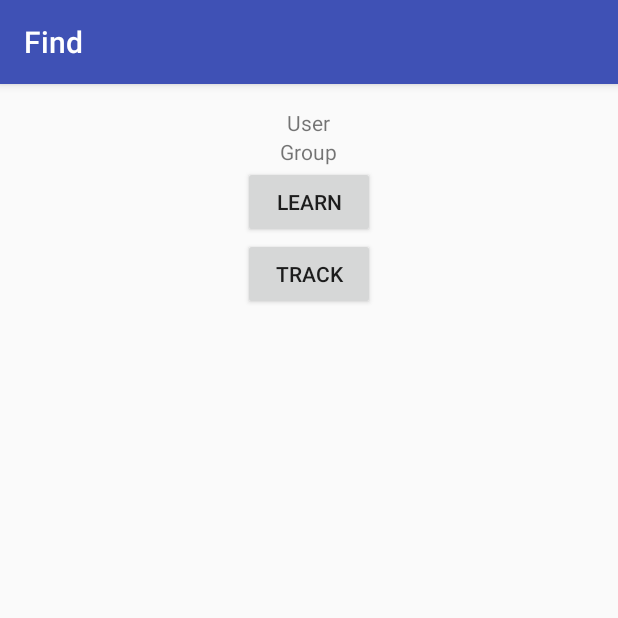
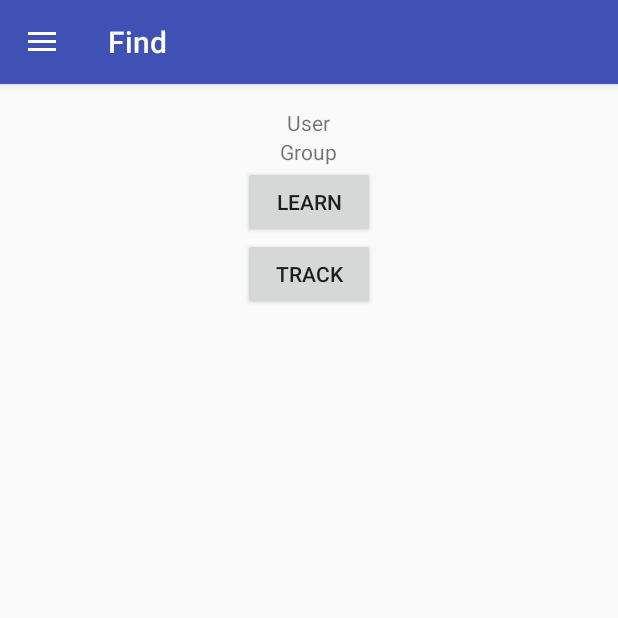
Before and after one commit to pablomusumeci/find-android, an Android app: the screen it shows after launch (MainActivity), on a phone screen of 412 x 824 dp, the top half of it. Run offline under Robolectric (Android 15) with nearby library versions, the phone set to English and light mode, and no system bars; our stand-ins replace EventBus; libraries missing offline, so code that uses them is left out: com.pixplicity.easyprefs; 1 statement that could not run was skipped.

Commit message:
Add navigation bar

```diff
--- a/Find/app/build.gradle
+++ b/Find/app/build.gradle
@@ -27,4 +27,5 @@ dependencies {
     compile 'com.squareup.retrofit2:converter-gson:2.0.0-beta4'
     compile 'org.greenrobot:eventbus:3.0.0'
     compile 'com.android.support:support-v4:23.1.1'
+    compile 'com.pixplicity.easyprefs:library:1.8.1@aar'
 }
--- a/Find/app/src/main/java/io/github/pablomusumeci/find/FindApplication.java
+++ b/Find/app/src/main/java/io/github/pablomusumeci/find/FindApplication.java
@@ -1,6 +1,9 @@
 package io.github.pablomusumeci.find;
 
+import com.pixplicity.easyprefs.library.Prefs;
+
 import android.app.Application;
+import android.content.ContextWrapper;
 import io.github.pablomusumeci.find.domain.services.api.HttpService;
 import io.github.pablomusumeci.find.domain.services.api.ServiceGenerator;
 
@@ -18,4 +21,16 @@ public class FindApplication extends Application {
     public HttpService getHttpService() {
         return httpService;
     }
+
+    @Override
+    public void onCreate() {
+        super.onCreate();
+
+        new Prefs.Builder()
+                .setContext(this)
+                .setMode(ContextWrapper.MODE_PRIVATE)
+                .setPrefsName(getPackageName())
+                .setUseDefaultSharedPreference(true)
+                .build();
+    }
 }
--- a/Find/app/src/main/java/io/github/pablomusumeci/find/domain/model/scanning/LearningStrategy.java
+++ b/Find/app/src/main/java/io/github/pablomusumeci/find/domain/model/scanning/LearningStrategy.java
@@ -1,4 +1,6 @@
 package io.github.pablomusumeci.find.domain.model.scanning;
+
+import com.pixplicity.easyprefs.library.Prefs;
 
 import java.io.IOException;
 import java.io.Serializable;
@@ -14,6 +16,7 @@ import io.github.pablomusumeci.find.domain.model.TrackingInformationBuilder;
 import io.github.pablomusumeci.find.domain.services.api.HttpService;
 import io.github.pablomusumeci.find.domain.services.api.LearningResponse;
 import io.github.pablomusumeci.find.domain.services.api.ServiceGenerator;
+import io.github.pablomusumeci.find.utils.Constants;
 import org.greenrobot.eventbus.EventBus;
 import retrofit2.Call;
 
@@ -25,7 +28,7 @@ public class LearningStrategy implements ScanningStrategy, Serializable {
     public void scan(Context context, Bundle bundle, HttpService httpService) throws Exception {
 
         TrackingInformation trackingInformation = new TrackingInformationBuilder()
-                .withGroup(bundle.getString("group"))
+                .withGroup(Prefs.getString(Constants.USERNAME, ""))
                 .withUser(bundle.getString("user"))
                 .withLocation(bundle.getString("location"))
                 .withTime(new Date())
--- a/Find/app/src/main/java/io/github/pablomusumeci/find/ui/activities/MainActivity.java
+++ b/Find/app/src/main/java/io/github/pablomusumeci/find/ui/activities/MainActivity.java
@@ -6,12 +6,19 @@ import android.content.Context;
 import android.content.DialogInterface;
 import android.content.Intent;
 import android.content.pm.PackageManager;
+import android.content.res.Configuration;
 import android.net.wifi.WifiManager;
 import android.os.Build;
 import android.os.Bundle;
 import android.support.v4.app.Fragment;
+import android.support.v4.widget.DrawerLayout;
+import android.support.v7.app.ActionBarDrawerToggle;
 import android.support.v7.app.AppCompatActivity;
 import android.util.Log;
+import android.view.MenuItem;
+import android.view.View;
+import android.widget.AdapterView;
+import android.widget.ListView;
 import io.github.pablomusumeci.find.R;
 import io.github.pablomusumeci.find.domain.events.ErrorEvent;
 import io.github.pablomusumeci.find.domain.model.scanning.TrackingStrategy;
@@ -19,18 +26,61 @@ import io.github.pablomusumeci.find.domain.services.background.ScanningService;
 import io.github.pablomusumeci.find.ui.fragments.LearningFragment;
 import io.github.pablomusumeci.find.ui.fragments.MainFragment;
 import io.github.pablomusumeci.find.ui.fragments.TrackingFragment;
+import io.github.pablomusumeci.find.ui.navigationDrawer.DrawerAdapter;
+import io.github.pablomusumeci.find.ui.navigationDrawer.DrawerFragmentsBuilder;
+import io.github.pablomusumeci.find.ui.navigationDrawer.DrawerItem;
 import org.greenrobot.eventbus.EventBus;
 import org.greenrobot.eventbus.Subscribe;
 import org.greenrobot.eventbus.ThreadMode;
 
 public class MainActivity extends AppCompatActivity implements MainActivityListener{
 
+    private DrawerLayout mDrawerLayout;
+    private ActionBarDrawerToggle mDrawerToggle;
+    private ListView mDrawerList;
+    private DrawerAdapter drawerAdapter;
+
+    private CharSequence mDrawerTitle;
+    private CharSequence mTitle;
+
     @Override
     protected void onCreate(Bundle savedInstanceState) {
         super.onCreate(savedInstanceState);
+
         EventBus.getDefault().register(this);
         setContentView(R.layout.activity_main);
         goToMainFragment();
+
+        mDrawerLayout = (DrawerLayout) findViewById(R.id.drawer_layout);
+        mDrawerList = (ListView) findViewById(R.id.left_drawer);
+
+        drawerAdapter = new DrawerAdapter(this);
+        mDrawerList.setAdapter(drawerAdapter);
+        mDrawerList.setOnItemClickListener(new DrawerItemClickListener());
+
+        mTitle = mDrawerTitle = getTitle();
+        mDrawerToggle = new ActionBarDrawerToggle(
+                this,
+                mDrawerLayout,
+                R.string.drawer_open,
+                R.string.drawer_close
+        ) {
+            public void onDrawerClosed(View view) {
+                super.onDrawerClosed(view);
+                setActionBarTitle(mTitle);
+            }
+
+            public void onDrawerOpened(View drawerView) {
+                super.onDrawerOpened(drawerView);
+                setActionBarTitle(mDrawerTitle);
+            }
+        };
+
+        mDrawerLayout.setDrawerListener(mDrawerToggle);
+
+        getSupportActionBar().setDisplayHomeAsUpEnabled(true);
+        getSupportActionBar().setHomeButtonEnabled(true);
+
     }
 
     @Override
@@ -44,7 +94,7 @@ public class MainActivity extends AppCompatActivity implements MainActivityListe
         showAlertDialog(event.getTitle(), event.getMessage());
     }
 
-    private void showAlertDialog(String title, String message) {
+    public void showAlertDialog(String title, String message) {
 
         AlertDialog.Builder alertDialogBuilder = new AlertDialog.Builder(
                 MainActivity.this);
@@ -112,4 +162,56 @@ public class MainActivity extends AppCompatActivity implements MainActivityListe
     public void goToMainFragment() {
         replaceMainFragment(new MainFragment());
     }
+
+    @Override
+    protected void onPostCreate(Bundle savedInstanceState) {
+        super.onPostCreate(savedInstanceState);
+        mDrawerToggle.syncState();
+    }
+
+    @Override
+    public void onConfigurationChanged(Configuration newConfig) {
+        super.onConfigurationChanged(newConfig);
+        mDrawerToggle.onConfigurationChanged(newConfig);
+    }
+
+    @Override
+    public boolean onOptionsItemSelected(MenuItem item) {
+        if (mDrawerToggle.onOptionsItemSelected(item))
+            return true;
+
+        return super.onOptionsItemSelected(item);
+    }
+
+
+    private void selectItem(int position) {
+
+        DrawerItem item = drawerAdapter.getItem(position);
+        Fragment fragment = DrawerFragmentsBuilder.getInstance().getFragment(item.getAction());
+        replaceMainFragment(fragment);
+
+        mDrawerList.setItemChecked(position, true);
+        setTitle(item.getName());
+        mDrawerLayout.closeDrawer(mDrawerList);
+
+    }
+
+    @Override
+    public void setTitle(CharSequence title) {
+        mTitle = title;
+        setActionBarTitle(title);
+    }
+
+    private void setActionBarTitle(CharSequence title){
+        getSupportActionBar().setTitle(title);
+    }
+
+
+    private class DrawerItemClickListener implements ListView.OnItemClickListener {
+
+        @Override
+        public void onItemClick(AdapterView parent, View view, int position, long id) {
+            selectItem(position);
+        }
+    }
 }
--- a/Find/app/src/main/java/io/github/pablomusumeci/find/ui/activities/MainActivityListener.java
+++ b/Find/app/src/main/java/io/github/pablomusumeci/find/ui/activities/MainActivityListener.java
@@ -10,4 +10,6 @@ public interface MainActivityListener {
     void startLearning();
 
     void startTracking();
+
+    void showAlertDialog(String title, String message);
 }
--- /dev/null
+++ b/Find/app/src/main/java/io/github/pablomusumeci/find/ui/navigationDrawer/DrawerAction.java
@@ -0,0 +1,18 @@
+package io.github.pablomusumeci.find.ui.navigationDrawer;
+
+/**
+ * Created by florencia on 30/01/16.
+ */
+public enum DrawerAction {
+
+    HOME("home"),
+    SETTINGS("settings"),
+    DASHBOARD("dashboard");
+
+    String code;
+
+    DrawerAction(String code){
+        this.code = code;
+    }
+
+}
--- /dev/null
+++ b/Find/app/src/main/java/io/github/pablomusumeci/find/ui/navigationDrawer/DrawerAdapter.java
@@ -0,0 +1,70 @@
+package io.github.pablomusumeci.find.ui.navigationDrawer;
+
+import java.util.ArrayList;
+import java.util.List;
+
+import android.content.Context;
+import android.view.LayoutInflater;
+import android.view.View;
+import android.view.ViewGroup;
+import android.widget.ArrayAdapter;
+import android.widget.ImageView;
+import android.widget.TextView;
+import io.github.pablomusumeci.find.R;
+
+/**
+ * Created by florencia on 27/01/16.
+ */
+public class DrawerAdapter extends ArrayAdapter<DrawerItem> {
+
+    List<DrawerItem> drawerItems;
+    Context context;
+
+    public DrawerAdapter(Context context) {
+        super(context, R.layout.drawer_list_item);
+        this.context = context;
+
+        this.drawerItems = getDrawerItems();
+        addAll(this.drawerItems);
+    }
+
+
+
+    private List<DrawerItem> getDrawerItems(){
+        List<DrawerItem> items = new ArrayList<>();
+
+        addItem(items, R.string.drawer_home, R.mipmap.icon, DrawerAction.HOME);
+        addItem(items, R.string.drawer_settings, R.mipmap.icon, DrawerAction.SETTINGS);
+        addItem(items, R.string.drawer_dashboard, R.mipmap.icon, DrawerAction.DASHBOARD);
+
+        return items;
+    }
+
+    private void addItem(List<DrawerItem> items, int resourceText, int resourceIcon, DrawerAction action){
+
+        items.add(new DrawerItem(
+                context.getResources().getString(resourceText),
+                resourceIcon,
+                action)
+        );
+    }
+
+    @Override
+    public View getView(int position, View convertView, ViewGroup parent) {
+
+        if(convertView == null){
+            LayoutInflater inflater = (LayoutInflater)parent.getContext().
+                    getSystemService(Context.LAYOUT_INFLATER_SERVICE);
+            convertView = inflater.inflate(R.layout.drawer_list_item, null);
+        }
+
+        ImageView icon = (ImageView) convertView.findViewById(R.id.drawer_item_icon);
+        TextView name = (TextView) convertView.findViewById(R.id.drawer_item_name);
+
+        DrawerItem item = getItem(position);
+        icon.setImageResource(item.getIconId());
+        name.setText(item.getName());
+
+        return convertView;
+    }
+}
--- /dev/null
+++ b/Find/app/src/main/java/io/github/pablomusumeci/find/ui/navigationDrawer/DrawerItem.java
@@ -0,0 +1,41 @@
+package io.github.pablomusumeci.find.ui.navigationDrawer;
+
+/**
+ * Created by florencia on 27/01/16.
+ */
+public class DrawerItem {
+
+    private String name;
+    private int iconId;
+    private DrawerAction action;
+
+    public DrawerItem(String name, int iconId, DrawerAction action) {
+        this.name = name;
+        this.iconId = iconId;
+        this.action = action;
+    }
+
+    public String getName() {
+        return name;
+    }
+
+    public void setName(String name) {
+        this.name = name;
+    }
+
+    public int getIconId() {
+        return iconId;
+    }
+
+    public void setIconId(int iconId) {
+        this.iconId = iconId;
+    }
+
+    public DrawerAction getAction() {
+        return action;
+    }
+
+    public void setAction(DrawerAction action) {
+        this.action = action;
+    }
+}
--- a/Find/app/src/main/res/layout/activity_main.xml
+++ b/Find/app/src/main/res/layout/activity_main.xml
@@ -1,17 +1,24 @@
 <?xml version="1.0" encoding="utf-8"?>
-<RelativeLayout
+<android.support.v4.widget.DrawerLayout
         xmlns:android="http://schemas.android.com/apk/res/android"
-        xmlns:tools="http://schemas.android.com/tools"
+        android:id="@+id/drawer_layout"
         android:layout_width="match_parent"
-        android:layout_height="match_parent"
-        android:paddingLeft="@dimen/activity_horizontal_margin"
-        android:paddingRight="@dimen/activity_horizontal_margin"
-        android:paddingTop="@dimen/activity_vertical_margin"
-        android:paddingBottom="@dimen/activity_vertical_margin"
-        tools:context=".ui.activities.MainActivity">
+        android:layout_height="match_parent">
 
-        <FrameLayout  android:id="@+id/main_fragment"
-                      android:layout_width="match_parent"
-                      android:layout_height="match_parent">
-        </FrameLayout>
-</RelativeLayout>
+    <!-- The main content view -->
+    <FrameLayout
+            android:id="@+id/main_fragment"
+            android:layout_width="match_parent"
+            android:layout_height="match_parent"/>
+
+    <!-- The navigation drawer -->
+    <ListView android:id="@+id/left_drawer"
+              android:layout_width="240dp"
+              android:layout_height="match_parent"
+              android:layout_gravity="start"
+              android:choiceMode="singleChoice"
+              android:divider="@android:color/transparent"
+              android:dividerHeight="0dp"
+              android:background="@android:color/white"/>
+
+</android.support.v4.widget.DrawerLayout>
--- a/Find/app/src/main/res/layout/fragment_learning.xml
+++ b/Find/app/src/main/res/layout/fragment_learning.xml
@@ -2,7 +2,11 @@
              xmlns:tools="http://schemas.android.com/tools"
              android:layout_width="match_parent"
              android:layout_height="match_parent"
+             android:paddingTop="@dimen/activity_vertical_margin"
+             android:paddingLeft="@dimen/activity_horizontal_margin"
+             android:paddingRight="@dimen/activity_horizontal_margin"
              tools:context="io.github.pablomusumeci.find.ui.fragments.LearningFragment">
+
     <RelativeLayout android:layout_width="wrap_content" android:layout_height="wrap_content">
         <TextView
                 android:id="@+id/learning_location"
--- a/Find/app/src/main/res/layout/fragment_main.xml
+++ b/Find/app/src/main/res/layout/fragment_main.xml
@@ -2,6 +2,9 @@
              xmlns:tools="http://schemas.android.com/tools"
              android:layout_width="match_parent"
              android:layout_height="match_parent"
+             android:paddingTop="@dimen/activity_vertical_margin"
+             android:paddingLeft="@dimen/activity_horizontal_margin"
+             android:paddingRight="@dimen/activity_horizontal_margin"
              tools:context="io.github.pablomusumeci.find.ui.fragments.MainFragment">
 
     <LinearLayout
--- a/Find/app/src/main/res/layout/fragment_tracking.xml
+++ b/Find/app/src/main/res/layout/fragment_tracking.xml
@@ -2,6 +2,9 @@
              xmlns:tools="http://schemas.android.com/tools"
              android:layout_width="match_parent"
              android:layout_height="match_parent"
+             android:paddingTop="@dimen/activity_vertical_margin"
+             android:paddingLeft="@dimen/activity_horizontal_margin"
+             android:paddingRight="@dimen/activity_horizontal_margin"
              tools:context="io.github.pablomusumeci.find.ui.fragments.TrackingFragment">
 
     <LinearLayout
--- a/Find/app/src/main/res/values/strings.xml
+++ b/Find/app/src/main/res/values/strings.xml
@@ -1,10 +1,17 @@
 <resources>
     <string name="app_name">Find</string>
 
-    <!-- TODO: Remove or change this placeholder text -->
-    <string name="hello_blank_fragment">Hello blank fragment</string>
     <string name="location">Current location</string>
     <string name="learning_location">Learning location</string>
     <string name="start_learning">Start learning</string>
     <string name="alert_dialog_ok">OK</string>
+    <string name="drawer_home">Home</string>
+    <string name="drawer_settings">Settings</string>
+    <string name="drawer_dashboard">Dashboard</string>
+    <string name="drawer_open">Open</string>
+    <string name="drawer_close">Close</string>
+    <string name="username">Username</string>
+    <string name="group_name">Group name</string>
+    <string name="server_name">Server name</string>
+    <string name="save">Save</string>
 </resources>
```
Also changed, not shown: Find/app/src/main/java/io/github/pablomusumeci/find/ui/fragments/SettingFragment.java (added, +89 -0 lines), Find/app/src/main/java/io/github/pablomusumeci/find/ui/navigationDrawer/DrawerFragmentsBuilder.java (added, +53 -0 lines), Find/app/src/main/java/io/github/pablomusumeci/find/utils/Constants.java (added, +11 -0 lines), Find/app/src/main/java/io/github/pablomusumeci/find/utils/ViewUtils.java (added, +14 -0 lines), Find/app/src/main/res/layout/drawer_list_item.xml (added, +25 -0 lines), Find/app/src/main/res/layout/fragment_setting.xml (added, +67 -0 lines).
